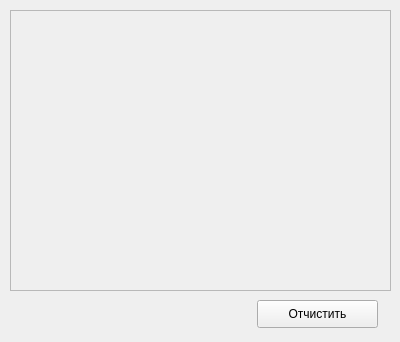
This is History.ui in GlushkoIlya/Chemical-calculator as Qt 5 draws it before an edit. The edited form follows.
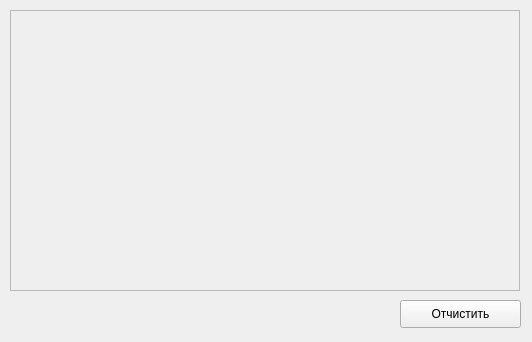
This is the edited form.

Patch:
```diff
--- a/History.ui
+++ b/History.ui
@@ -6,7 +6,7 @@
    <rect>
     <x>0</x>
     <y>0</y>
-    <width>400</width>
+    <width>532</width>
     <height>342</height>
    </rect>
   </property>
@@ -18,7 +18,7 @@
     <rect>
      <x>10</x>
      <y>10</y>
-     <width>381</width>
+     <width>510</width>
      <height>281</height>
     </rect>
    </property>
@@ -30,7 +30,7 @@
      <rect>
       <x>0</x>
       <y>0</y>
-      <width>375</width>
+      <width>504</width>
       <height>275</height>
      </rect>
     </property>
@@ -40,7 +40,7 @@
   <widget class="QPushButton" name="pb">
    <property name="geometry">
     <rect>
-     <x>257</x>
+     <x>400</x>
      <y>300</y>
      <width>121</width>
      <height>28</height>
```
